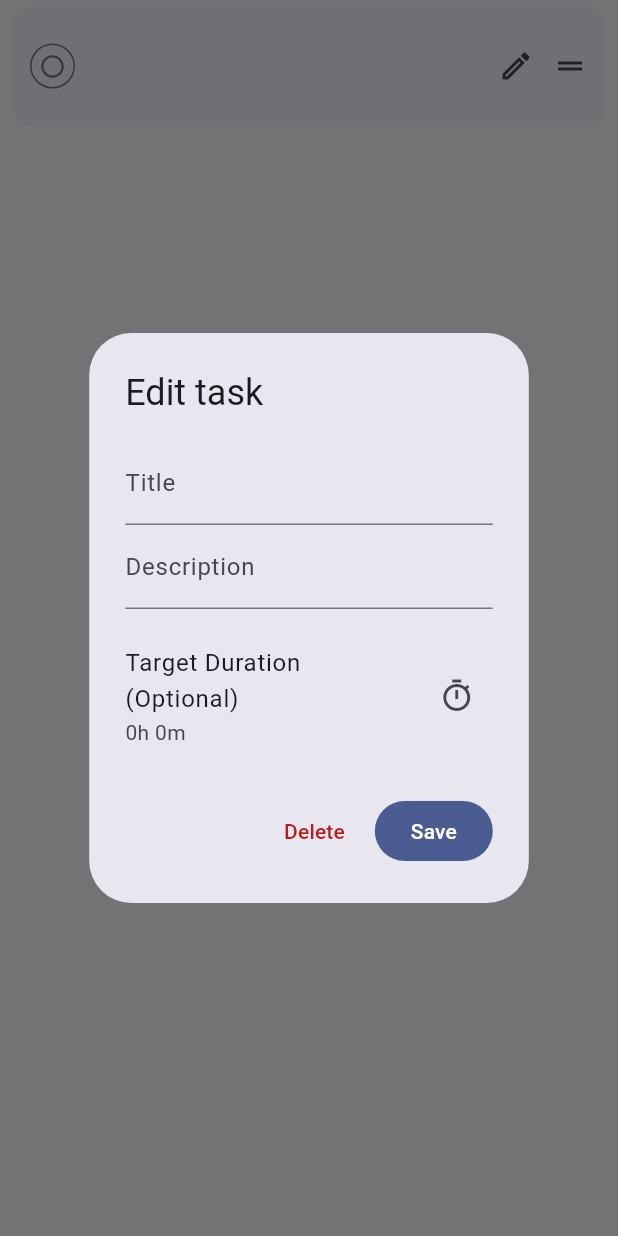
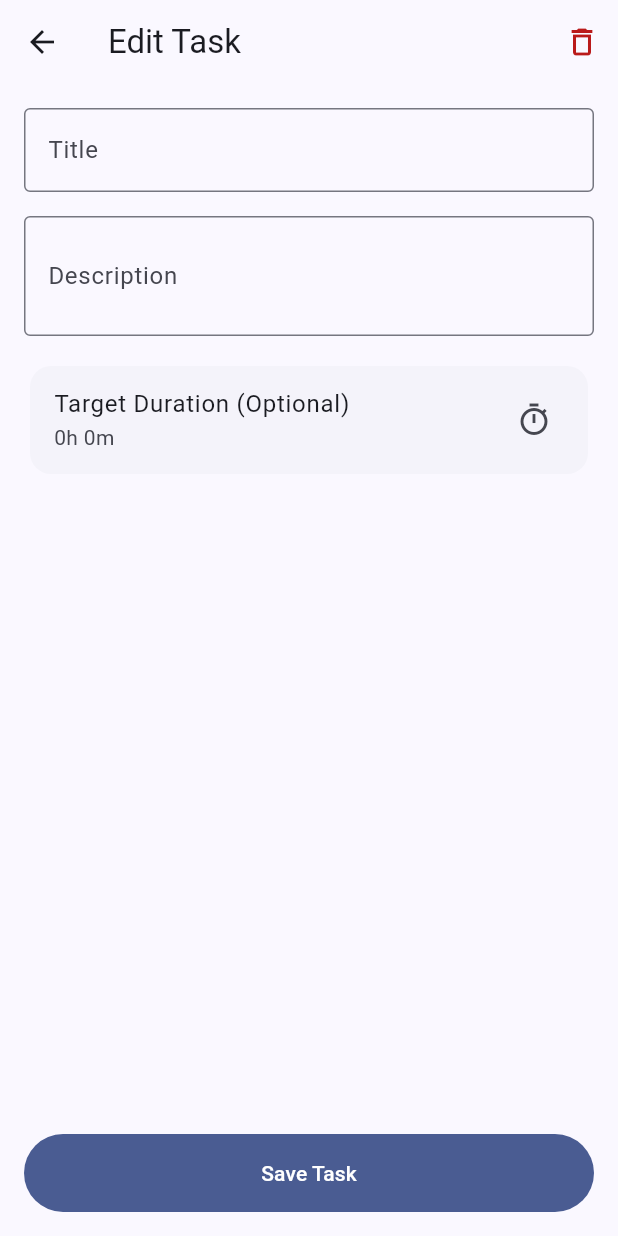
Before and after one commit to finn-oe/focused_task, a Flutter app: the TaskListItem widget shown alone on an empty page, opened directly with empty values, after a tap on the "edit" icon, on a phone screen of 412 x 824 dp. Run offline on Flutter 3.47's test engine with Material 3 defaults, Android fonts, the phone set to English and light mode, and no system bars; our stand-ins replace audioplayers, drift, flutter_riverpod, go_router, shared_preferences, wakelock_plus; missing offline and left inert: alarm, fractional_indexing; accounts and stored records are empty; generated files the repository leaves out were written again.

Commit message:
Replaced Popup with proper create screen

```diff
--- a/lib/core/routing/app_router.dart
+++ b/lib/core/routing/app_router.dart
@@ -5,8 +5,11 @@ import 'package:focused_task/features/tasks/presentation/focus_mode/focus_screen
 import 'package:focused_task/features/tasks/presentation/focus_mode/pause_screen.dart';
 import 'package:focused_task/features/settings/presentation/settings_screen.dart';
 import 'package:focused_task/features/tasks/presentation/focus_mode/finished_for_today_screen.dart';
+import 'package:focused_task/features/tasks/presentation/stats/stats_screen.dart';
+
 import 'package:focused_task/features/tasks/presentation/plan_mode/plan_screen.dart';
-import 'package:focused_task/features/tasks/presentation/stats/stats_screen.dart';
+import 'package:focused_task/features/tasks/domain/entities/task.dart';
+import 'package:focused_task/features/tasks/presentation/plan_mode/task_form_screen.dart';
 
 final appRouterProvider = Provider<GoRouter>((ref) {
   return GoRouter(
@@ -18,6 +21,13 @@ final appRouterProvider = Provider<GoRouter>((ref) {
       GoRoute(path: '/finished-for-today', builder: (context, state) => const FinishedForTodayScreen()),
       GoRoute(path: '/pause', builder: (context, state) => const PauseScreen()),
       GoRoute(path: '/settings', builder: (context, state) => const SettingsScreen()),
+      GoRoute(
+        path: '/task-form',
+        builder: (context, state) {
+          final task = state.extra as TaskEntity?;
+          return TaskFormScreen(task: task);
+        },
+      ),
     ],
   );
 });
--- a/lib/features/tasks/presentation/plan_mode/plan_screen.dart
+++ b/lib/features/tasks/presentation/plan_mode/plan_screen.dart
@@ -1,6 +1,5 @@
 import 'package:flutter/material.dart';
 import 'package:flutter_riverpod/flutter_riverpod.dart';
-import 'package:focused_task/features/tasks/presentation/plan_mode/widgets/task_form_modal.dart';
 import 'package:go_router/go_router.dart';
 
 import 'package:focused_task/core/providers/app_providers.dart';
@@ -136,7 +135,7 @@ class _PlanScreenState extends ConsumerState<PlanScreen> {
             ),
         ],
       ),
-      floatingActionButton: FloatingActionButton.extended(onPressed: () => TaskFormModal.show(context), icon: const Icon(Icons.add), label: const Text('Add Task')),
+      floatingActionButton: FloatingActionButton.extended(onPressed: () => context.push('/task-form'), icon: const Icon(Icons.add), label: const Text('Add Task')),
     );
   }
 }
--- /dev/null
+++ b/lib/features/tasks/presentation/plan_mode/task_form_screen.dart
@@ -0,0 +1,130 @@
+import 'package:flutter/material.dart';
+import 'package:flutter_riverpod/flutter_riverpod.dart';
+import 'package:go_router/go_router.dart';
+import 'package:focused_task/core/providers/app_providers.dart';
+import 'package:focused_task/features/tasks/domain/entities/task.dart';
+
+class TaskFormScreen extends ConsumerStatefulWidget {
+  const TaskFormScreen({super.key, this.task});
+
+  final TaskEntity? task;
+
+  @override
+  ConsumerState<TaskFormScreen> createState() => _TaskFormScreenState();
+}
+
+class _TaskFormScreenState extends ConsumerState<TaskFormScreen> {
+  late final TextEditingController _titleController;
+  late final TextEditingController _descriptionController;
+  int? _targetDurationMinutes;
+
+  bool get _isEditMode => widget.task != null;
+
+  @override
+  void initState() {
+    super.initState();
+    _titleController = TextEditingController(text: widget.task?.title ?? '');
+    _descriptionController = TextEditingController(text: widget.task?.description ?? '');
+    _targetDurationMinutes = widget.task?.targetDurationMinutes;
+  }
+
+  @override
+  void dispose() {
+    _titleController.dispose();
+    _descriptionController.dispose();
+    super.dispose();
+  }
+
+  @override
+  Widget build(BuildContext context) {
+    final theme = Theme.of(context);
+    final notifier = ref.read(planModeNotifierProvider.notifier);
+
+    return Scaffold(
+      appBar: AppBar(
+        title: Text(_isEditMode ? 'Edit Task' : 'Add Task'),
+        // Optional: Move delete to an icon in the AppBar instead of the bottom
+        actions: [
+          if (_isEditMode)
+            IconButton(
+              icon: Icon(Icons.delete_outline, color: theme.colorScheme.error),
+              tooltip: 'Delete Task',
+              onPressed: () async {
+                await notifier.deleteTask(widget.task!.id);
+                if (context.mounted) context.pop();
+              },
+            ),
+        ],
+      ),
+      body: SingleChildScrollView(
+        padding: const EdgeInsets.all(16.0),
+        child: Column(
+          crossAxisAlignment: CrossAxisAlignment.stretch,
+          children: [
+            TextField(
+              controller: _titleController,
+              decoration: const InputDecoration(labelText: 'Title', border: OutlineInputBorder()),
+              autofocus: !_isEditMode,
+            ),
+            const SizedBox(height: 16),
+            TextField(
+              controller: _descriptionController,
+              decoration: const InputDecoration(labelText: 'Description', border: OutlineInputBorder()),
+              maxLines: 4, // More space since it's a full screen!
+              minLines: 2,
+            ),
+            const SizedBox(height: 16),
+            Card(
+              elevation: 0,
+              color: theme.colorScheme.surfaceContainerLow,
+              child: ListTile(
+                title: const Text('Target Duration (Optional)'),
+                subtitle: Text(_targetDurationMinutes == null ? 'No limit' : '${_targetDurationMinutes! ~/ 60}h ${_targetDurationMinutes! % 60}m'),
+                trailing: const Icon(Icons.timer_outlined),
+                onTap: () async {
+                  final initialTime = TimeOfDay(hour: (_targetDurationMinutes ?? 0) ~/ 60, minute: (_targetDurationMinutes ?? 0) % 60);
+
+                  final selectedTime = await showTimePicker(
+                    context: context,
+                    initialTime: initialTime,
+                    builder: (context, child) => MediaQuery(data: MediaQuery.of(context).copyWith(alwaysUse24HourFormat: true), child: child!),
+                  );
+
+                  if (selectedTime != null) {
+                    setState(() {
+                      final totalMins = selectedTime.hour * 60 + selectedTime.minute;
+                      _targetDurationMinutes = totalMins == 0 ? null : totalMins;
+                    });
+                  }
+                },
+              ),
+            ),
+          ],
+        ),
+      ),
+      bottomNavigationBar: SafeArea(
+        child: Padding(
+          padding: const EdgeInsets.all(16.0),
+          child: FilledButton(
+            onPressed: () async {
+              final title = _titleController.text.trim();
+              final description = _descriptionController.text.trim();
+              final parsedDesc = description.isEmpty ? null : description;
+
+              if (title.isEmpty) return;
+
+              if (_isEditMode) {
+                await notifier.updateTask(id: widget.task!.id, title: title, description: parsedDesc, targetDurationMinutes: _targetDurationMinutes);
+              } else {
+                await notifier.addTask(title: title, description: parsedDesc, targetDurationMinutes: _targetDurationMinutes);
+              }
+
+              if (context.mounted) context.pop();
+            },
+            child: const Padding(padding: EdgeInsets.symmetric(vertical: 16.0), child: Text('Save Task')),
+          ),
+        ),
+      ),
+    );
+  }
+}
--- a/lib/features/tasks/presentation/plan_mode/widgets/task_form_modal.dart
+++ /dev/null
@@ -1,124 +0,0 @@
-import 'package:flutter/material.dart';
-import 'package:flutter_riverpod/flutter_riverpod.dart';
-import 'package:focused_task/core/providers/app_providers.dart';
-import 'package:focused_task/features/tasks/domain/entities/task.dart';
-
-class TaskFormModal extends ConsumerStatefulWidget {
-  const TaskFormModal({super.key, this.task});
-
-  final TaskEntity? task; // If null, it's Add Mode. If provided, it's Edit Mode.
-
-  static Future<void> show(BuildContext context, {TaskEntity? task}) {
-    return showDialog<void>(
-      context: context,
-      builder: (context) => TaskFormModal(task: task),
-    );
-  }
-
-  @override
-  ConsumerState<TaskFormModal> createState() => _TaskFormModalState();
-}
-
-class _TaskFormModalState extends ConsumerState<TaskFormModal> {
-  late final TextEditingController _titleController;
-  late final TextEditingController _descriptionController;
-  int? _targetDurationMinutes;
-
-  bool get _isEditMode => widget.task != null;
-
-  @override
-  void initState() {
-    super.initState();
-    _titleController = TextEditingController(text: widget.task?.title ?? '');
-    _descriptionController = TextEditingController(text: widget.task?.description ?? '');
-    _targetDurationMinutes = widget.task?.targetDurationMinutes;
-  }
-
-  @override
-  void dispose() {
-    _titleController.dispose();
-    _descriptionController.dispose();
-    super.dispose();
-  }
-
-  @override
-  Widget build(BuildContext context) {
-    final theme = Theme.of(context);
-    final notifier = ref.read(planModeNotifierProvider.notifier);
-
-    return AlertDialog(
-      title: Text(_isEditMode ? 'Edit task' : 'Add task'),
-      content: Column(
-        mainAxisSize: MainAxisSize.min,
-        children: [
-          TextField(
-            controller: _titleController,
-            decoration: const InputDecoration(labelText: 'Title'),
-            autofocus: !_isEditMode, // Only autofocus on new tasks
-          ),
-          TextField(
-            controller: _descriptionController,
-            decoration: const InputDecoration(labelText: 'Description'),
-          ),
-          const SizedBox(height: 16),
-          ListTile(
-            contentPadding: EdgeInsets.zero,
-            title: const Text('Target Duration (Optional)'),
-            subtitle: Text(_targetDurationMinutes == null ? 'No limit' : '${_targetDurationMinutes! ~/ 60}h ${_targetDurationMinutes! % 60}m'),
-            trailing: IconButton(
-              icon: const Icon(Icons.timer_outlined),
-              onPressed: () async {
-                final initialTime = TimeOfDay(hour: (_targetDurationMinutes ?? 0) ~/ 60, minute: (_targetDurationMinutes ?? 0) % 60);
-
-                final selectedTime = await showTimePicker(
-                  context: context,
-                  initialTime: initialTime,
-                  // Force 24-hour mode so it reads purely as hours/minutes, not AM/PM
-                  builder: (context, child) => MediaQuery(data: MediaQuery.of(context).copyWith(alwaysUse24HourFormat: true), child: child!),
-                );
-
-                if (selectedTime != null) {
-                  setState(() {
-                    final totalMins = selectedTime.hour * 60 + selectedTime.minute;
-                    _targetDurationMinutes = totalMins == 0 ? null : totalMins;
-                  });
-                }
-              },
-            ),
-          ),
-        ],
-      ),
-      actions: [
-        if (_isEditMode)
-          TextButton(
-            style: TextButton.styleFrom(foregroundColor: theme.colorScheme.error),
-            onPressed: () async {
-              await notifier.deleteTask(widget.task!.id);
-              if (context.mounted) Navigator.of(context).pop();
-            },
-            child: const Text('Delete'),
-          )
-        else
-          TextButton(onPressed: () => Navigator.of(context).pop(), child: const Text('Cancel')),
-        FilledButton(
-          onPressed: () async {
-            final title = _titleController.text.trim();
-            final description = _descriptionController.text.trim();
-            final parsedDesc = description.isEmpty ? null : description;
-
-            if (title.isEmpty) return;
-
-            if (_isEditMode) {
-              await notifier.updateTask(id: widget.task!.id, title: title, description: parsedDesc, targetDurationMinutes: _targetDurationMinutes);
-            } else {
-              await notifier.addTask(title: title, description: parsedDesc, targetDurationMinutes: _targetDurationMinutes);
-            }
-
-            if (context.mounted) Navigator.of(context).pop();
-          },
-          child: const Text('Save'),
-        ),
-      ],
-    );
-  }
-}
--- a/lib/features/tasks/presentation/plan_mode/widgets/task_list_item.dart
+++ b/lib/features/tasks/presentation/plan_mode/widgets/task_list_item.dart
@@ -3,8 +3,8 @@ import 'package:flutter_riverpod/flutter_riverpod.dart';
 
 import 'package:focused_task/core/providers/app_providers.dart';
 import 'package:focused_task/features/tasks/domain/entities/task.dart';
-import 'package:focused_task/features/tasks/presentation/plan_mode/widgets/task_form_modal.dart';
-import 'package:focused_task/core/utils/duration_extensions.dart'; // Add this import
+import 'package:focused_task/core/utils/duration_extensions.dart';
+import 'package:go_router/go_router.dart';
 
 class TaskListItem extends ConsumerWidget {
   const TaskListItem({super.key, required this.task, required this.index});
@@ -61,7 +61,7 @@ class TaskListItem extends ConsumerWidget {
             IconButton(
               icon: const Icon(Icons.edit_outlined),
               color: isCompleted ? colorScheme.onSurfaceVariant : null,
-              onPressed: () => TaskFormModal.show(context, task: task),
+              onPressed: () => context.push('/task-form', extra: task),
             ),
             ReorderableDragStartListener(
               index: index,
```
